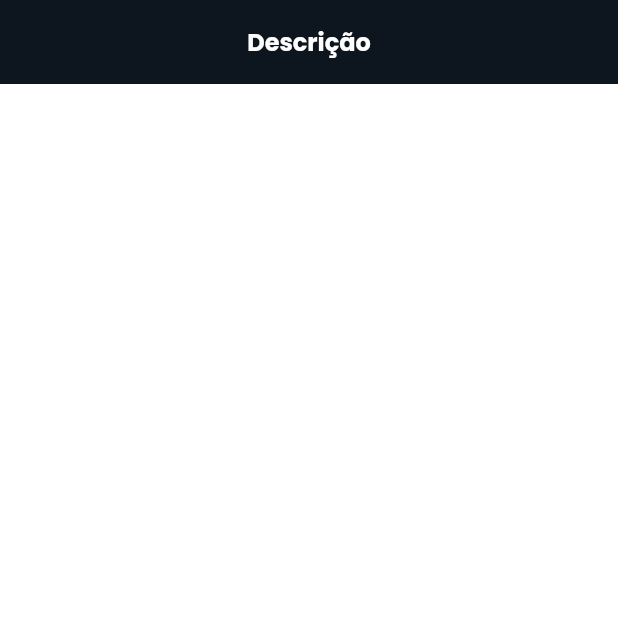
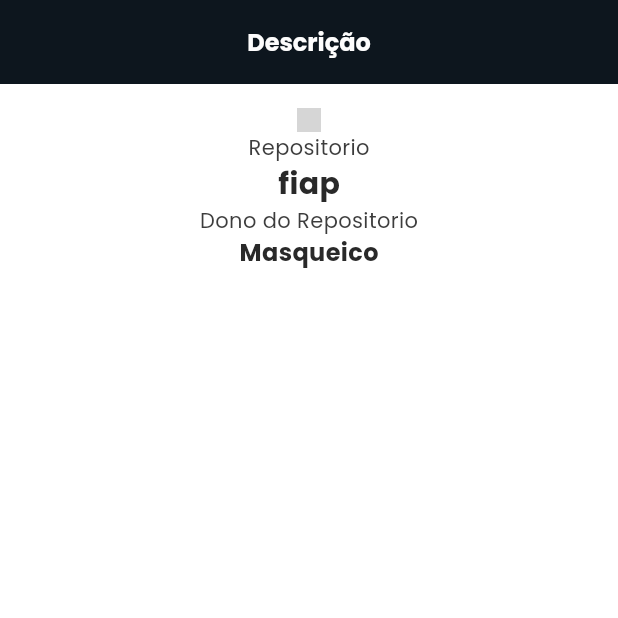
Before and after one commit to Anadantass/CP2_flutter, a Flutter app: the screen it shows after launch, on a phone screen of 412 x 824 dp, the top half of it. Run offline on Flutter 3.47's test engine with Material 2 defaults, Android fonts, the phone set to English and light mode, and no system bars; our stand-ins replace flutter_svg; network calls fail; grey boxes are pictures that could not be loaded.

Commit message:
ajustes projeto

```diff
--- a/ana_rm85897/lib/mocks/repositories_mock.dart
+++ b/ana_rm85897/lib/mocks/repositories_mock.dart
@@ -6,8 +6,8 @@ final kRepositoriesMock = [
     id: 188897530,
     name: "fiap",
     owner: Owner(
-      login: "josecastillolema",
-      avatar: "https://avatars.githubusercontent.com/u/7546521?v=4",
+      login: "Masqueico",
+      avatar: "https://yt3.googleusercontent.com/d6QH_wbWqDZU3V84Nexd4fZSlPXPaVYMP_zdwkwxqM8lwonDM7jIkarafzmOL_9svRGCViTU=s900-c-k-c0x00ffffff-no-rj",
     ),
     htmlUrl: "https://github.com/josecastillolema/fiap",
     description: "Aplicações para os cursos de pós-graduação da FIAP",
--- a/ana_rm85897/lib/screens/repo_detail_screen.dart
+++ b/ana_rm85897/lib/screens/repo_detail_screen.dart
@@ -1,7 +1,10 @@
 import 'package:flutter/material.dart';
 import 'package:githubrepo/components/all.dart';
+import 'package:githubrepo/constants/spacings.dart';
+import 'package:githubrepo/constants/typography.dart';
 import 'package:githubrepo/mocks/repositories_mock.dart';
 import 'package:githubrepo/models/repository.dart';
+import 'package:githubrepo/utils/extensions/theme_data_extensions.dart';
 
 class RepoDetailScreen extends StatefulWidget {
   const RepoDetailScreen({super.key});
@@ -17,6 +20,38 @@ class _RepoDetailScreenState extends State<RepoDetailScreen> {
     return Scaffold(
       appBar: CustomAppBar(
         text: 'Descrição',),
+        body: SafeArea(
+          child: Container(
+            padding: EdgeInsets.all(Spacings.m),
+            width: MediaQuery.of(context).size.width,
+           child: Column(
+            crossAxisAlignment: CrossAxisAlignment.center,
+            children: [
+              CustomAvatar(
+                avatarUrl: repository.owner?.avatar,
+                radius: Spacings.xs * 2,
+              ),
+              CustomText(
+                text: 'Repositorio',
+                color: context.colors.kTextSecondaryColor,
+                style: TypographyType.label
+                ),
+                CustomText(
+                  text: repository.name ?? '-',
+                  style: TypographyType.header
+                  ),
+                  CustomText(
+                    text: 'Dono do Repositorio',
+                    color: context.colors.kTextSecondaryColor,
+                    style: TypographyType.label
+                    ),
+                    CustomText(
+                      text: repository.owner?.login ?? '-',
+                      style: TypographyType.title
+                      )
+            ]),
+          ),
+        ),
     );
   }
 }
```
